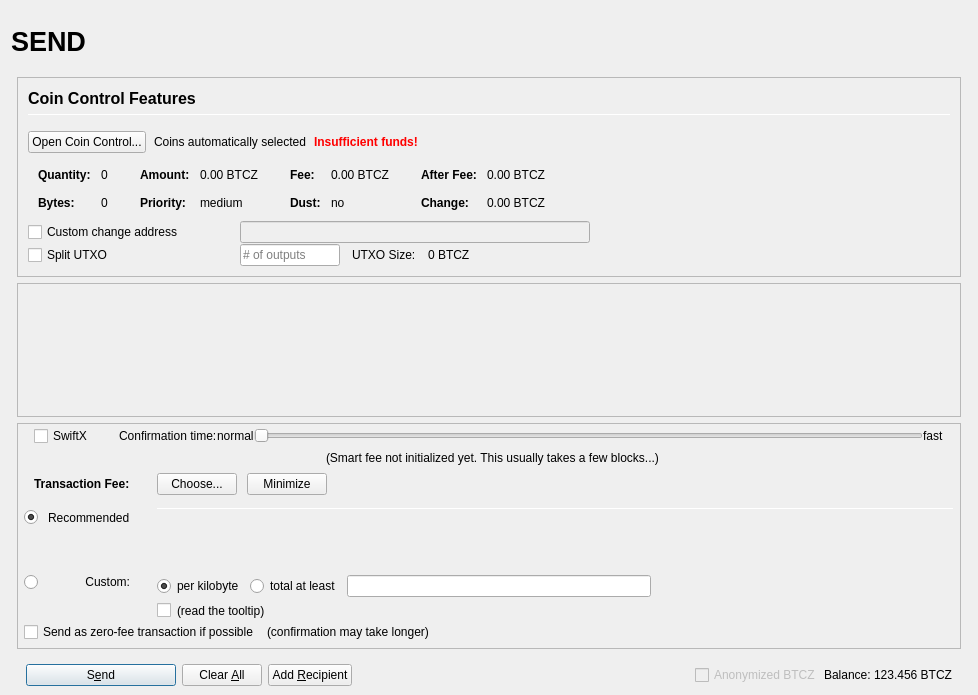
Above: src/qt/forms/sendcoinsdialog.ui from Carbon-Zero/CarbonZero before the change. Below: the same form after it.
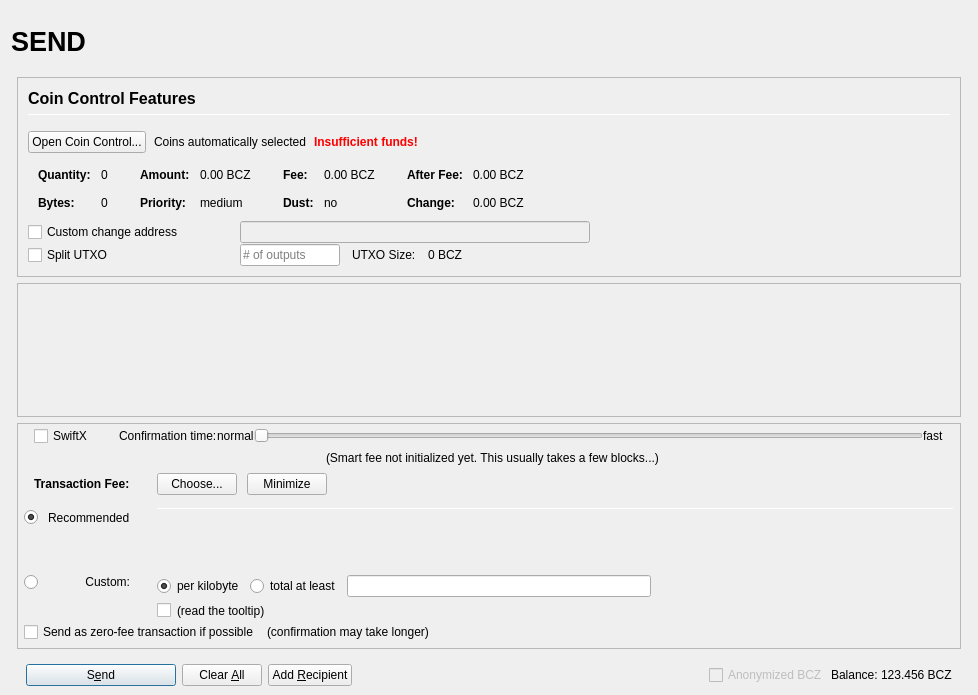
That is the form after the change. Icons and pictures are not drawn. Custom widgets are drawn as their Qt base class.

The edit to the form file:
```diff
--- a/src/qt/forms/sendcoinsdialog.ui
+++ b/src/qt/forms/sendcoinsdialog.ui
@@ -493,7 +493,7 @@
                         <enum>Qt::ActionsContextMenu</enum>
                        </property>
                        <property name="text">
-                        <string notr="true">0.00 BTCZ</string>
+                        <string notr="true">0.00 BCZ</string>
                        </property>
                        <property name="textInteractionFlags">
                         <set>Qt::LinksAccessibleByMouse|Qt::TextSelectableByKeyboard|Qt::TextSelectableByMouse</set>
@@ -573,7 +573,7 @@
                         <enum>Qt::ActionsContextMenu</enum>
                        </property>
                        <property name="text">
-                        <string notr="true">0.00 BTCZ</string>
+                        <string notr="true">0.00 BCZ</string>
                        </property>
                        <property name="textInteractionFlags">
                         <set>Qt::LinksAccessibleByMouse|Qt::TextSelectableByKeyboard|Qt::TextSelectableByMouse</set>
@@ -653,7 +653,7 @@
                         <enum>Qt::ActionsContextMenu</enum>
                        </property>
                        <property name="text">
-                        <string notr="true">0.00 BTCZ</string>
+                        <string notr="true">0.00 BCZ</string>
                        </property>
                        <property name="textInteractionFlags">
                         <set>Qt::LinksAccessibleByMouse|Qt::TextSelectableByKeyboard|Qt::TextSelectableByMouse</set>
@@ -682,7 +682,7 @@
                         <enum>Qt::ActionsContextMenu</enum>
                        </property>
                        <property name="text">
-                        <string notr="true">0.00 BTCZ</string>
+                        <string notr="true">0.00 BCZ</string>
                        </property>
                        <property name="textInteractionFlags">
                         <set>Qt::LinksAccessibleByMouse|Qt::TextSelectableByKeyboard|Qt::TextSelectableByMouse</set>
@@ -849,7 +849,7 @@
                 <item>
                  <widget class="QLabel" name="labelBlockSize">
                   <property name="text">
-                   <string>0 BTCZ</string>
+                   <string>0 BCZ</string>
                   </property>
                  </widget>
                 </item>
@@ -1714,7 +1714,7 @@
                 <bool>false</bool>
                </property>
                <property name="text">
-                <string>Anonymized BTCZ</string>
+                <string>Anonymized BCZ</string>
                </property>
               </widget>
              </item>
@@ -1737,7 +1737,7 @@
                 <cursorShape>IBeamCursor</cursorShape>
                </property>
                <property name="text">
-                <string notr="true">123.456 BTCZ</string>
+                <string notr="true">123.456 BCZ</string>
                </property>
                <property name="textInteractionFlags">
                 <set>Qt::LinksAccessibleByMouse|Qt::TextSelectableByKeyboard|Qt::TextSelectableByMouse</set>
```
Left out of the diff: 6 changed lines with no effect on the pictures.
